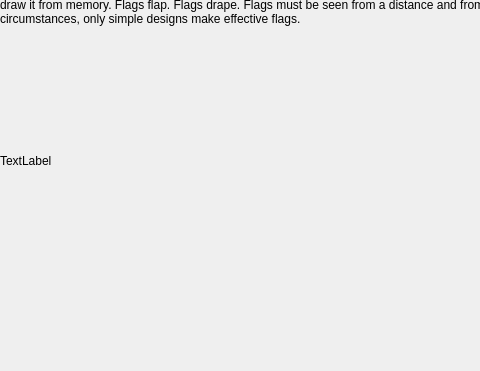
Qt form keepsimplelesson.ui (zxjorge/EDApp) before a commit; both pictures show x 0 to 480 and y 98 to 469 of the 771 by 469 pixel window.
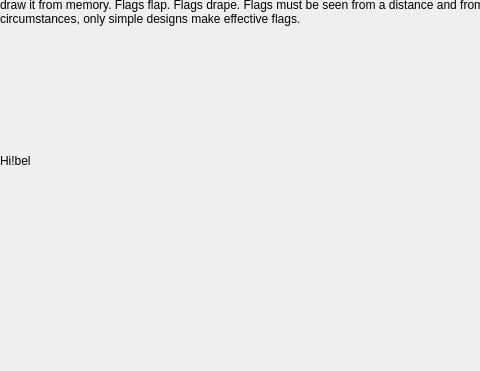
The same form after that commit.

Diff of the .ui file:
```diff
--- a/keepsimplelesson.ui
+++ b/keepsimplelesson.ui
@@ -73,7 +73,7 @@
      <item>
       <widget class="QLabel" name="label_2">
        <property name="text">
-        <string>TextLabel</string>
+        <string>Hi!bel</string>
        </property>
       </widget>
      </item>
```
